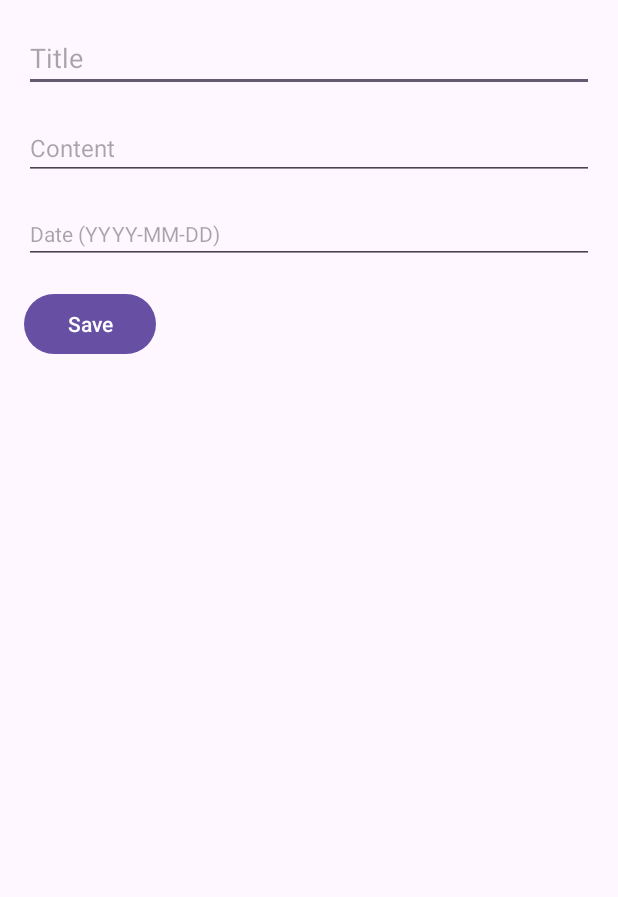
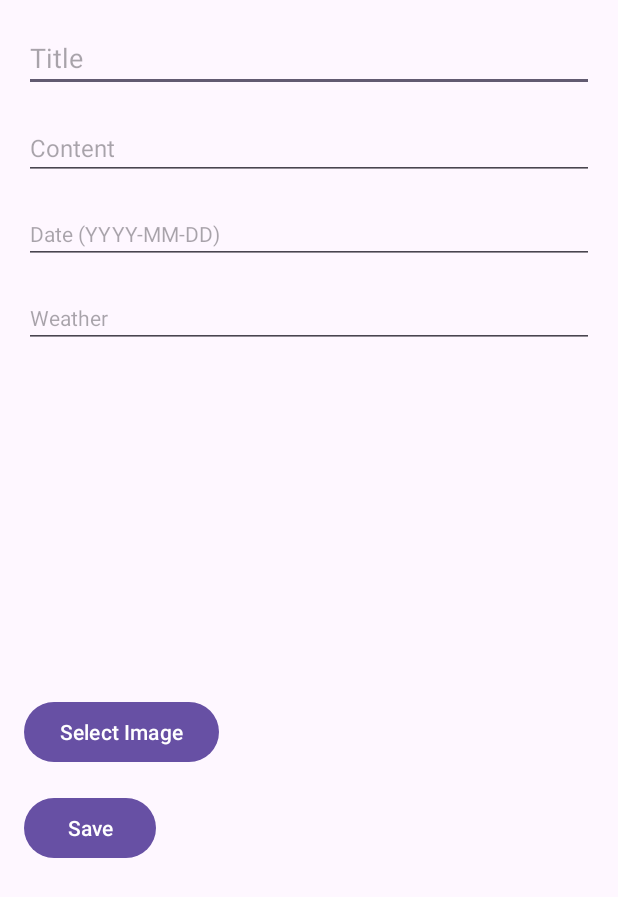
Before and after one commit to TerranceChu/FoodDiaryAppV3, an Android app: the screen it shows after launch (WriteNewDiaryActivity), after a tap on "Add Diary", on a phone screen of 412 x 824 dp. Shown: the top 897 px of the screen. Run offline under Robolectric (Android 15) with nearby library versions, the phone set to English and light mode, and no system bars.

```diff
--- a/app/src/main/java/com/project/fooddiaryv3/DiaryAdapter.java
+++ b/app/src/main/java/com/project/fooddiaryv3/DiaryAdapter.java
@@ -1,8 +1,10 @@
 package com.project.fooddiaryv3;
 
+import android.net.Uri;
 import android.view.LayoutInflater;
 import android.view.View;
 import android.view.ViewGroup;
+import android.widget.ImageView;
 import android.widget.TextView;
 
 import androidx.annotation.NonNull;
@@ -30,6 +32,13 @@ public class DiaryAdapter extends RecyclerView.Adapter<DiaryAdapter.DiaryViewHol
         holder.titleTextView.setText(diaryEntry.getTitle());
         holder.contentTextView.setText(diaryEntry.getContent());
         holder.dateTextView.setText(diaryEntry.getDate());
+        holder.weatherTextView.setText(diaryEntry.getWeather());  // 设置天气信息
+
+        if (diaryEntry.getImageUri() != null) {
+            holder.diaryImageView.setImageURI(Uri.parse(diaryEntry.getImageUri()));
+        } else {
+            holder.diaryImageView.setImageResource(R.drawable.placeholder);  // 引用占位符图片
+        }
     }
 
     @Override
@@ -38,13 +47,16 @@ public class DiaryAdapter extends RecyclerView.Adapter<DiaryAdapter.DiaryViewHol
     }
 
     public static class DiaryViewHolder extends RecyclerView.ViewHolder {
-        TextView titleTextView, contentTextView, dateTextView;
+        TextView titleTextView, contentTextView, dateTextView, weatherTextView;
+        ImageView diaryImageView;
 
         public DiaryViewHolder(@NonNull View itemView) {
             super(itemView);
             titleTextView = itemView.findViewById(R.id.titleTextView);
             contentTextView = itemView.findViewById(R.id.contentTextView);
             dateTextView = itemView.findViewById(R.id.dateTextView);
+            weatherTextView = itemView.findViewById(R.id.weatherTextView);  // 初始化天气信息
+            diaryImageView = itemView.findViewById(R.id.diaryImageView);
         }
     }
 }
--- a/app/src/main/java/com/project/fooddiaryv3/DiaryEntry.java
+++ b/app/src/main/java/com/project/fooddiaryv3/DiaryEntry.java
@@ -4,13 +4,18 @@ public class DiaryEntry {
     private String title;
     private String content;
     private String date;
+    private String imageUri;
+    private String weather;  // 添加天气信息字段
 
-    public DiaryEntry(String title, String content, String date) {
+    public DiaryEntry(String title, String content, String date, String imageUri, String weather) {
         this.title = title;
         this.content = content;
         this.date = date;
+        this.imageUri = imageUri;
+        this.weather = weather;  // 初始化天气信息字段
     }
 
+    // Getters and setters for all fields
     public String getTitle() {
         return title;
     }
@@ -34,4 +39,20 @@ public class DiaryEntry {
     public void setDate(String date) {
         this.date = date;
     }
+
+    public String getImageUri() {
+        return imageUri;
+    }
+
+    public void setImageUri(String imageUri) {
+        this.imageUri = imageUri;
+    }
+
+    public String getWeather() {
+        return weather;
+    }
+
+    public void setWeather(String weather) {
+        this.weather = weather;
+    }
 }
--- a/app/src/main/java/com/project/fooddiaryv3/WriteNewDiaryActivity.java
+++ b/app/src/main/java/com/project/fooddiaryv3/WriteNewDiaryActivity.java
@@ -1,17 +1,25 @@
 package com.project.fooddiaryv3;
 
 import android.content.Intent;
+import android.net.Uri;
 import android.os.Bundle;
 import android.view.View;
 import android.widget.Button;
 import android.widget.EditText;
+import android.widget.ImageView;
 
+import androidx.annotation.Nullable;
 import androidx.appcompat.app.AppCompatActivity;
 
 public class WriteNewDiaryActivity extends AppCompatActivity {
 
-    private EditText titleEditText, contentEditText, dateEditText;
-    private Button saveButton;
+    private static final int PICK_IMAGE_REQUEST = 1;
+
+    private EditText titleEditText, contentEditText, dateEditText, weatherEditText;
+    private ImageView selectedImageView;
+    private Button selectImageButton, saveButton;
+
+    private Uri selectedImageUri;
 
     @Override
     protected void onCreate(Bundle savedInstanceState) {
@@ -21,7 +29,19 @@ public class WriteNewDiaryActivity extends AppCompatActivity {
         titleEditText = findViewById(R.id.titleEditText);
         contentEditText = findViewById(R.id.contentEditText);
         dateEditText = findViewById(R.id.dateEditText);
+        weatherEditText = findViewById(R.id.weatherEditText); // 初始化天气信息输入框
+        selectedImageView = findViewById(R.id.selectedImageView);
+        selectImageButton = findViewById(R.id.selectImageButton);
         saveButton = findViewById(R.id.saveButton);
+
+        selectImageButton.setOnClickListener(new View.OnClickListener() {
+            @Override
+            public void onClick(View v) {
+                Intent intent = new Intent(Intent.ACTION_PICK);
+                intent.setType("image/*");
+                startActivityForResult(intent, PICK_IMAGE_REQUEST);
+            }
+        });
 
         saveButton.setOnClickListener(new View.OnClickListener() {
             @Override
@@ -29,14 +49,27 @@ public class WriteNewDiaryActivity extends AppCompatActivity {
                 String title = titleEditText.getText().toString();
                 String content = contentEditText.getText().toString();
                 String date = dateEditText.getText().toString();
+                String weather = weatherEditText.getText().toString(); // 获取天气信息
+                String imageUriString = selectedImageUri != null ? selectedImageUri.toString() : null;
 
                 Intent resultIntent = new Intent();
                 resultIntent.putExtra("title", title);
                 resultIntent.putExtra("content", content);
                 resultIntent.putExtra("date", date);
+                resultIntent.putExtra("weather", weather); // 将天气信息传递回去
+                resultIntent.putExtra("imageUri", imageUriString);
                 setResult(RESULT_OK, resultIntent);
                 finish();
             }
         });
     }
+
+    @Override
+    protected void onActivityResult(int requestCode, int resultCode, @Nullable Intent data) {
+        super.onActivityResult(requestCode, resultCode, data);
+        if (requestCode == PICK_IMAGE_REQUEST && resultCode == RESULT_OK && data != null && data.getData() != null) {
+            selectedImageUri = data.getData();
+            selectedImageView.setImageURI(selectedImageUri);
+        }
+    }
 }
--- a/app/src/main/java/com/project/fooddiaryv3/mainPage.java
+++ b/app/src/main/java/com/project/fooddiaryv3/mainPage.java
@@ -30,8 +30,10 @@ public class mainPage extends AppCompatActivity {
 
         // Initialize the list of diary entries
         diaryEntries = new ArrayList<>();
-        diaryEntries.add(new DiaryEntry("First Entry", "This is the content of the first entry.", "2024-06-26"));
-        diaryEntries.add(new DiaryEntry("Second Entry", "This is the content of the second entry.", "2024-06-27"));
+        // Ensure to pass 5 arguments to the DiaryEntry constructor
+        diaryEntries.add(new DiaryEntry("Second Entry", "This is the content of the second entry.", "2024-06-27", null, "Cloudy"));
+        diaryEntries.add(new DiaryEntry("First Entry", "This is the content of the first entry.", "2024-06-26", null, "Sunny"));
+
 
         diaryAdapter = new DiaryAdapter(diaryEntries);
         recyclerView.setAdapter(diaryAdapter);
@@ -53,10 +55,14 @@ public class mainPage extends AppCompatActivity {
             String title = data.getStringExtra("title");
             String content = data.getStringExtra("content");
             String date = data.getStringExtra("date");
+            String weather = data.getStringExtra("weather"); // 获取天气信息
+            String imageUri = data.getStringExtra("imageUri");
 
-            DiaryEntry newEntry = new DiaryEntry(title, content, date);
-            diaryEntries.add(newEntry);
-            diaryAdapter.notifyItemInserted(diaryEntries.size() - 1);
+            // Ensure to pass 5 arguments to the DiaryEntry constructor
+            DiaryEntry newEntry = new DiaryEntry(title, content, date, imageUri, weather);
+            diaryEntries.add(0, newEntry);  // 将新条目添加到列表的开头
+            diaryAdapter.notifyItemInserted(0);
+            recyclerView.scrollToPosition(0);  // 滚动到最新条目
         }
     }
 }
--- a/app/src/main/res/layout/activity_write_new_diary.xml
+++ b/app/src/main/res/layout/activity_write_new_diary.xml
@@ -28,6 +28,28 @@
         android:textSize="14sp"
         android:layout_marginTop="16dp"/>
 
+    <EditText
+        android:id="@+id/weatherEditText"
+        android:layout_width="match_parent"
+        android:layout_height="wrap_content"
+        android:hint="Weather"
+        android:textSize="14sp"
+        android:layout_marginTop="16dp"/> <!-- 新增天气信息输入框 -->
+
+    <ImageView
+        android:id="@+id/selectedImageView"
+        android:layout_width="match_parent"
+        android:layout_height="200dp"
+        android:scaleType="centerCrop"
+        android:layout_marginTop="16dp"/>
+
+    <Button
+        android:id="@+id/selectImageButton"
+        android:layout_width="wrap_content"
+        android:layout_height="wrap_content"
+        android:text="Select Image"
+        android:layout_marginTop="16dp"/>
+
     <Button
         android:id="@+id/saveButton"
         android:layout_width="wrap_content"
```
Also changed, not shown: app/src/main/res/layout/diary_entry_item.xml (+16 -0 lines), app/src/main/res/drawable/placeholder.png (added).
